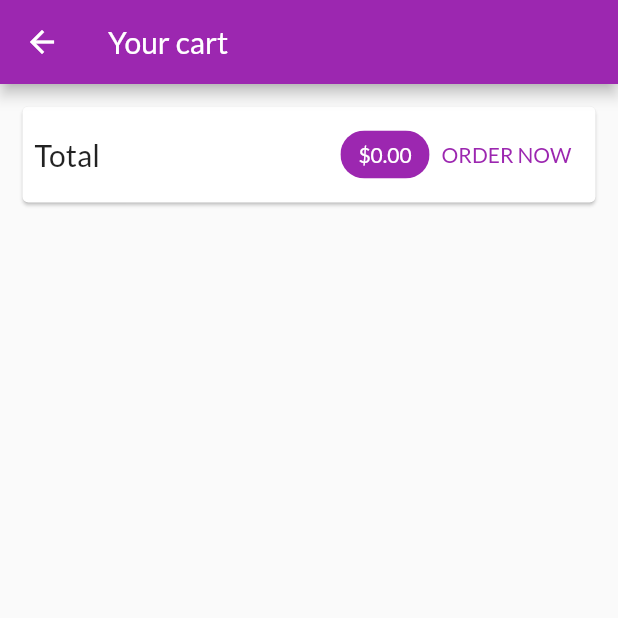
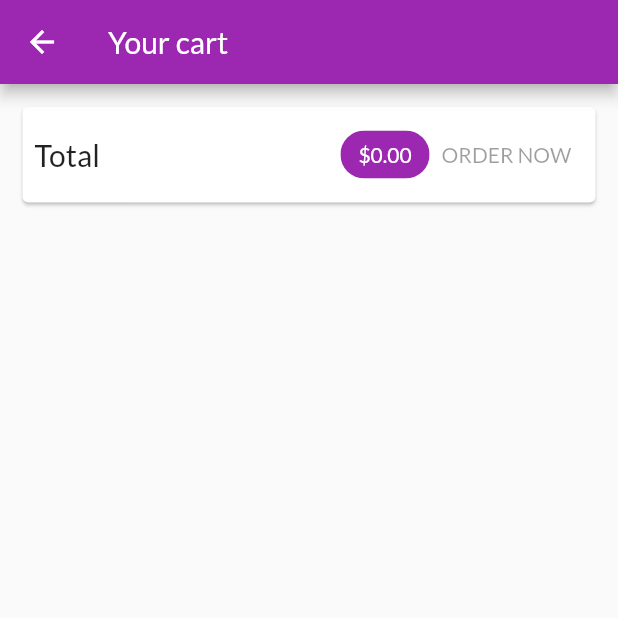
Before and after one commit to Cristhho/flutter-shop-app, a Flutter app: the CartScreen screen opened by its route, on a phone screen of 412 x 824 dp, the top half of it. Run offline on Flutter 3.47's test engine with Material 2 defaults, Android fonts, the phone set to English and light mode, and no system bars; network calls fail.

Commit message:
save order in firebase

```diff
--- a/lib/screens/cart_screen.dart
+++ b/lib/screens/cart_screen.dart
@@ -32,15 +32,7 @@ class CartScreen extends StatelessWidget {
                     )),
                     backgroundColor: Theme.of(context).primaryColor,
                   ),
-                  TextButton(
-                    onPressed: () {
-                      if (cart.items.isNotEmpty) {
-                        Provider.of<Orders>(context, listen: false).addOrder(cart.items.values.toList(), cart.totalAmount);
-                        cart.clear();
-                      }
-                    },
-                    child: Text('ORDER NOW')
-                  )
+                  OrderButton(cart: cart)
                 ],
               ),
             ),
@@ -61,3 +53,39 @@ class CartScreen extends StatelessWidget {
     );
   }
 }
+
+class OrderButton extends StatefulWidget {
+
+  const OrderButton({
+    Key? key,
+    required this.cart
+  }) : super(key: key);
+
+  final Cart cart;
+
+  @override
+  _OrderButtonState createState() => _OrderButtonState();
+}
+
+class _OrderButtonState extends State<OrderButton> {
+  var _isLoading = false;
+
+  @override
+  Widget build(BuildContext context) {
+    return TextButton(
+      onPressed: (widget.cart.totalAmount <= 0 || _isLoading) ? null : () async {
+        setState(() {
+          _isLoading = true;
+        });
+        if (widget.cart.items.isNotEmpty) {
+          await Provider.of<Orders>(context, listen: false).addOrder(widget.cart.items.values.toList(), widget.cart.totalAmount);
+          setState(() {
+            _isLoading = false;
+          });
+          widget.cart.clear();
+        }
+      },
+      child: _isLoading ? CircularProgressIndicator() : Text('ORDER NOW')
+    );
+  }
+}
```
Also changed, not shown: lib/providers/orders.dart (+22 -3 lines).
